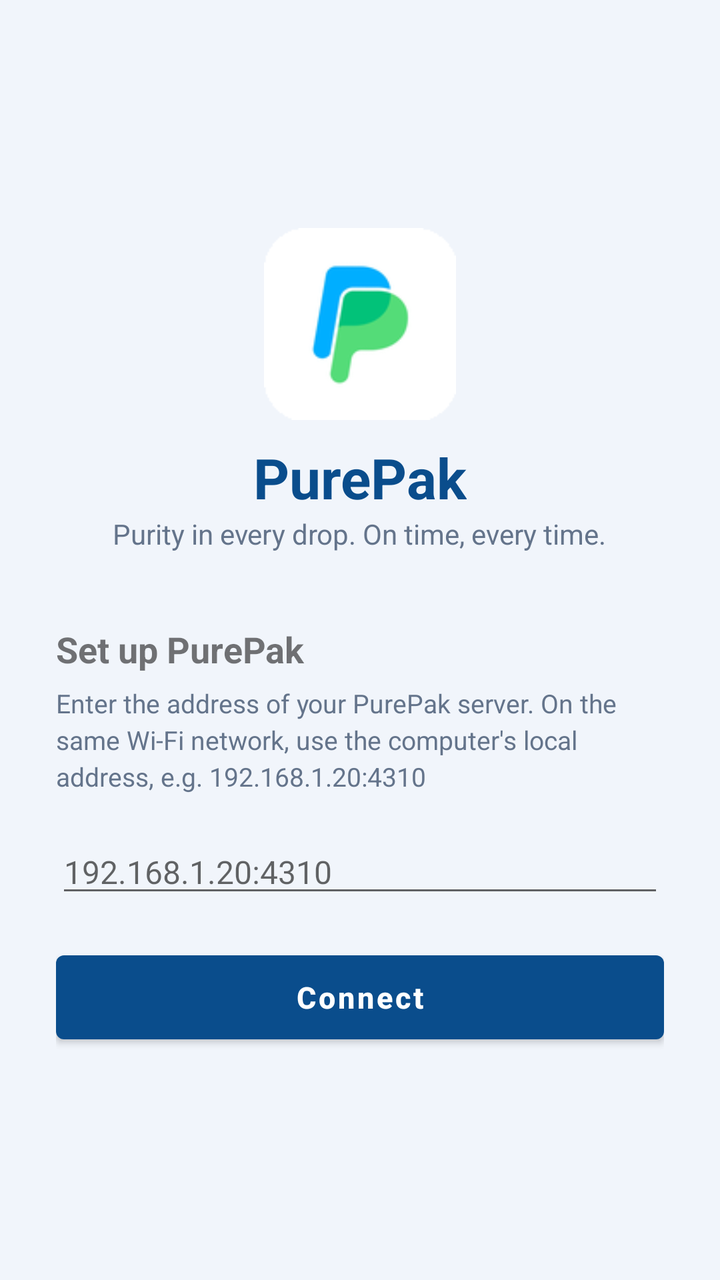
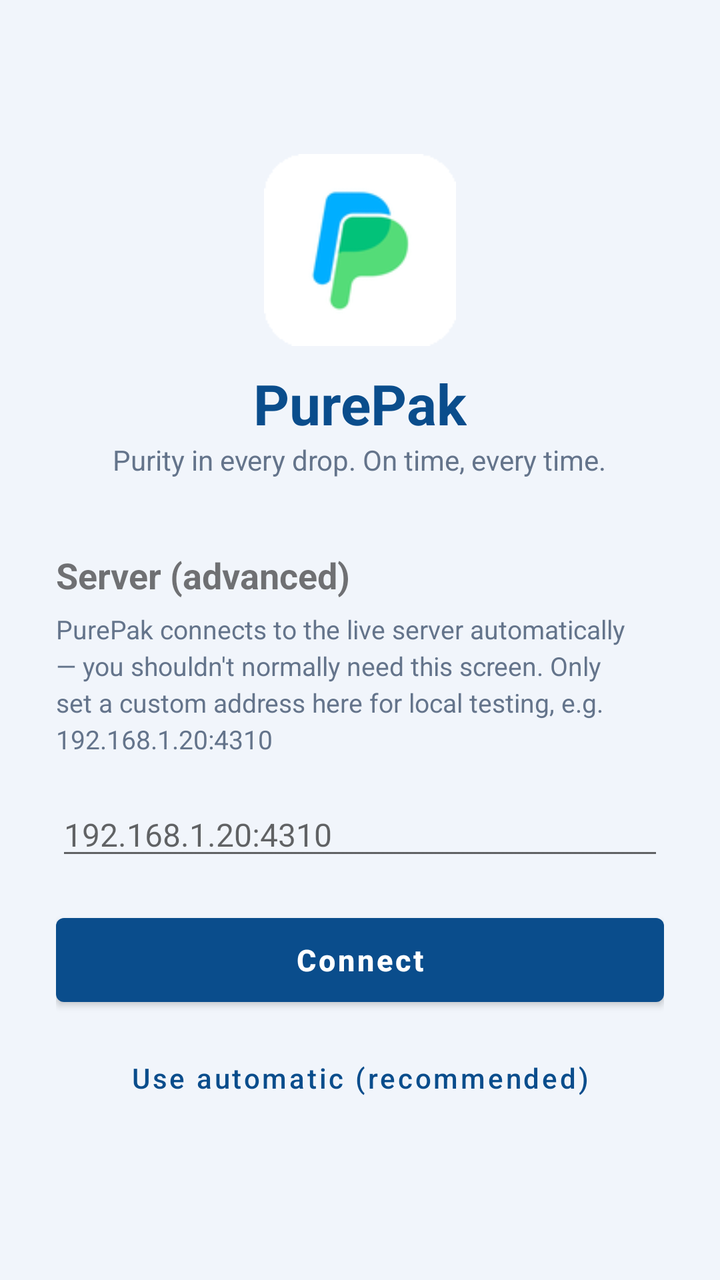

An Android layout rendered at two revisions. The XML below is the earlier revision; the diff shows what the commit changed to produce the second picture.
<!-- AndroidManifest.xml: application theme Theme.PurePak -->
<!-- res/layout/activity_setup.xml -->
<?xml version="1.0" encoding="utf-8"?>
<LinearLayout xmlns:android="http://schemas.android.com/apk/res/android"
    android:layout_width="match_parent"
    android:layout_height="match_parent"
    android:orientation="vertical"
    android:gravity="center"
    android:padding="28dp">

    <ImageView
        android:layout_width="96dp"
        android:layout_height="96dp"
        android:src="@drawable/purepak_logo"
        android:contentDescription="PurePak" />

    <TextView
        android:layout_width="wrap_content"
        android:layout_height="wrap_content"
        android:text="@string/app_name"
        android:textSize="28sp"
        android:textStyle="bold"
        android:textColor="@color/pp_blue"
        android:layout_marginTop="10dp" />

    <TextView
        android:layout_width="wrap_content"
        android:layout_height="wrap_content"
        android:text="Purity in every drop. On time, every time."
        android:textColor="@color/pp_muted"
        android:textSize="14sp"
        android:layout_marginBottom="36dp" />

    <TextView
        android:layout_width="match_parent"
        android:layout_height="wrap_content"
        android:text="@string/setup_title"
        android:textSize="18sp"
        android:textStyle="bold"
        android:layout_marginBottom="6dp" />

    <TextView
        android:layout_width="match_parent"
        android:layout_height="wrap_content"
        android:text="@string/setup_hint"
        android:textColor="@color/pp_muted"
        android:textSize="13sp"
        android:lineSpacingExtra="3dp"
        android:layout_marginBottom="18dp" />

    <EditText
        android:id="@+id/etHost"
        android:layout_width="match_parent"
        android:layout_height="wrap_content"
        android:hint="192.168.1.20:4310"
        android:inputType="text"
        android:textSize="16sp"
        android:importantForAutofill="no" />

    <ProgressBar
        android:id="@+id/pb"
        android:layout_width="wrap_content"
        android:layout_height="wrap_content"
        android:layout_marginTop="16dp"
        android:visibility="gone" />

    <com.google.android.material.button.MaterialButton
        android:id="@+id/btnConnect"
        android:layout_width="match_parent"
        android:layout_height="54dp"
        android:text="@string/connect"
        android:textAllCaps="false"
        android:textStyle="bold"
        android:textSize="15sp"
        android:layout_marginTop="18dp" />

    <TextView
        android:id="@+id/tvError"
        android:layout_width="match_parent"
        android:layout_height="wrap_content"
        android:textColor="#DC2626"
        android:textSize="13sp"
        android:layout_marginTop="14dp"
        android:gravity="center"
        android:visibility="gone" />

</LinearLayout>
<!-- resources referenced by this layout -->
<resources>
  <color name="pp_blue">#0A4D8C</color>
  <color name="pp_muted">#64748B</color>
  <!-- drawable purepak_logo: png bitmap (drawable, 4307 bytes) -->
  <string name="app_name">PurePak</string>
  <string name="connect">Connect</string>
  <string name="setup_hint">Enter the address of your PurePak server. On the same Wi-Fi network, use the computer\'s local address, e.g. 192.168.1.20:4310</string>
  <string name="setup_title">Set up PurePak</string>
  <style name="Theme.PurePak" parent="Theme.MaterialComponents.DayNight.NoActionBar">
          <item name="colorPrimary">@color/pp_blue</item>
          <item name="colorPrimaryDark">@color/pp_blue_dark</item>
          <item name="colorAccent">@color/pp_accent</item>
          <item name="android:windowBackground">@color/pp_bg</item>
          <item name="android:statusBarColor">@color/pp_blue</item>
          <item name="android:navigationBarColor">@color/white</item>
          <item name="android:textColorPrimary">@color/pp_text</item>
      </style>
  <color name="pp_blue_dark">#083A6B</color>
  <color name="pp_accent">#2196F3</color>
  <color name="pp_bg">#F1F5FB</color>
  <color name="white">#FFFFFF</color>
  <color name="pp_text">#0D1B2A</color>
</resources>

<!-- the commit's change to res/layout/activity_setup.xml (unified diff, before → after) -->
@@ -82,4 +82,13 @@
         android:gravity="center"
         android:visibility="gone" />
 
+    <com.google.android.material.button.MaterialButton
+        android:id="@+id/btnUseDefault"
+        style="@style/Widget.MaterialComponents.Button.TextButton"
+        android:layout_width="match_parent"
+        android:layout_height="wrap_content"
+        android:text="@string/use_default"
+        android:textAllCaps="false"
+        android:layout_marginTop="8dp" />
+
 </LinearLayout>
<!-- resource entries referenced after the edit -->
@@ -5,8 +5,9 @@
   <!-- drawable purepak_logo: png bitmap (drawable, 4307 bytes) -->
   <string name="app_name">PurePak</string>
   <string name="connect">Connect</string>
-  <string name="setup_hint">Enter the address of your PurePak server. On the same Wi-Fi network, use the computer\'s local address, e.g. 192.168.1.20:4310</string>
-  <string name="setup_title">Set up PurePak</string>
+  <string name="setup_hint">PurePak connects to the live server automatically — you shouldn\'t normally need this screen. Only set a custom address here for local testing, e.g. 192.168.1.20:4310</string>
+  <string name="setup_title">Server (advanced)</string>
+  <string name="use_default">Use automatic (recommended)</string>
   <style name="Theme.PurePak" parent="Theme.MaterialComponents.DayNight.NoActionBar">
           <item name="colorPrimary">@color/pp_blue</item>
           <item name="colorPrimaryDark">@color/pp_blue_dark</item>
